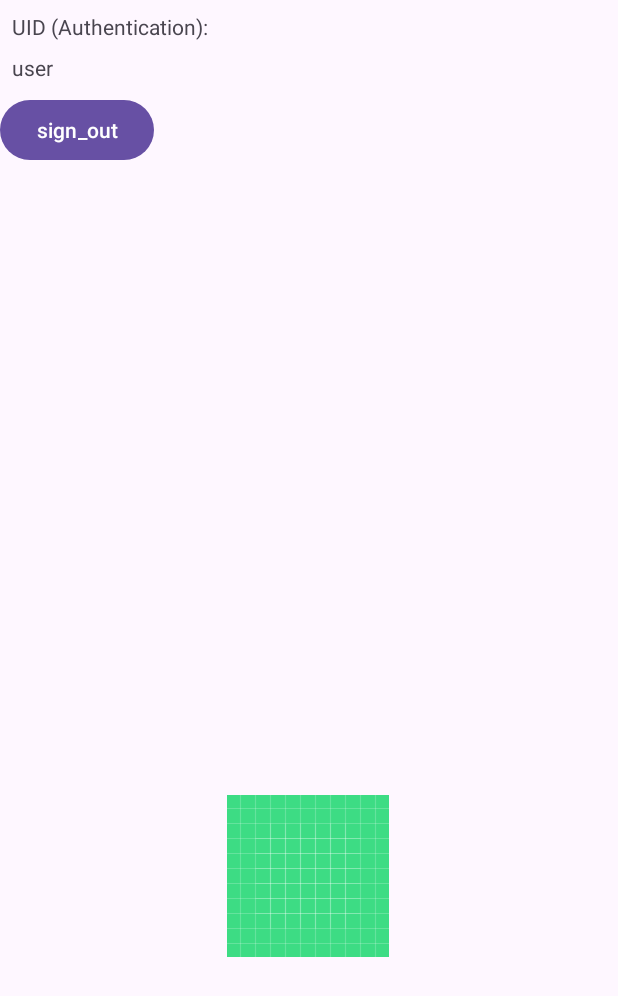
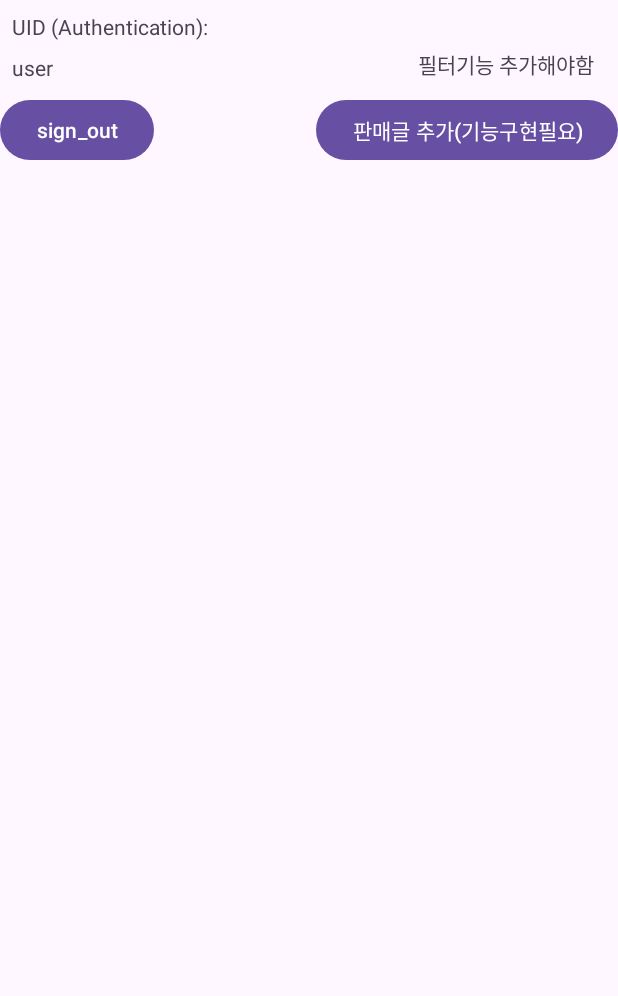
Before and after one commit to songhm7/HighLevelMobile, an Android app: the screen it shows after launch once a user with an empty profile is signed in (MainActivity), on a phone screen of 412 x 824 dp. Shown: the top 996 px of the screen. Run offline under Robolectric (Android 15) with nearby library versions, the phone set to English and light mode, and no system bars; our stand-ins replace Firebase (no records; nobody signed in at launch, a user with empty details on screens opened directly).

Commit message:
판매글 목록 표시를 위한 리사이클러뷰

```diff
--- a/app/src/main/res/layout/activity_main.xml
+++ b/app/src/main/res/layout/activity_main.xml
@@ -39,21 +39,32 @@
         app:layout_constraintStart_toStartOf="parent"
         app:layout_constraintTop_toTopOf="parent" />
 
-    <ImageView
-        android:id="@+id/imageView"
+    <androidx.recyclerview.widget.RecyclerView
+        android:id="@+id/recyclerView"
+        android:layout_width="0dp"
+        android:layout_height="0dp"
+        app:layout_constraintBottom_toBottomOf="parent"
+        app:layout_constraintEnd_toEndOf="parent"
+        app:layout_constraintStart_toStartOf="parent"
+        app:layout_constraintTop_toBottomOf="@+id/button_signout" />
+
+    <TextView
+        android:id="@+id/textView"
         android:layout_width="wrap_content"
         android:layout_height="wrap_content"
-        android:layout_marginStart="8dp"
-        android:layout_marginTop="8dp"
-        android:layout_marginEnd="8dp"
-        android:layout_marginBottom="8dp"
-        app:layout_constraintBottom_toBottomOf="parent"
+        android:layout_marginTop="32dp"
+        android:layout_marginEnd="16dp"
+        android:text="필터기능 추가해야함"
         app:layout_constraintEnd_toEndOf="parent"
-        app:layout_constraintHorizontal_bias="0.498"
-        app:layout_constraintStart_toStartOf="parent"
-        app:layout_constraintTop_toBottomOf="@+id/button_signout"
-        app:layout_constraintVertical_bias="0.698"
-        app:srcCompat="@drawable/ic_launcher_background" />
+        app:layout_constraintTop_toTopOf="parent" />
+
+    <Button
+        android:id="@+id/button"
+        android:layout_width="wrap_content"
+        android:layout_height="wrap_content"
+        android:text="판매글 추가(기능구현필요)"
+        app:layout_constraintBottom_toTopOf="@+id/recyclerView"
+        app:layout_constraintEnd_toEndOf="parent" />
 
 
 </androidx.constraintlayout.widget.ConstraintLayout>
```
Also changed, not shown: app/src/main/res/layout/sell_list.xml (added, +24 -0 lines).
